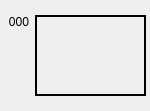
This is gui/SlidePrev.ui in acroper/BeamerQt as Qt 5 draws it before an edit. The edited form follows.
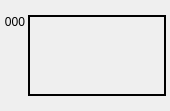
This is the edited form. Icons and pictures are not drawn.

Commit message: Updated configurator interface

What changed in the file:
```diff
--- a/gui/SlidePrev.ui
+++ b/gui/SlidePrev.ui
@@ -6,7 +6,7 @@
    <rect>
     <x>0</x>
     <y>0</y>
-    <width>150</width>
+    <width>170</width>
     <height>111</height>
    </rect>
   </property>
@@ -59,8 +59,11 @@
       <number>0</number>
      </property>
      <layout class="QHBoxLayout" name="horizontalLayout">
+      <property name="spacing">
+       <number>3</number>
+      </property>
       <property name="leftMargin">
-       <number>4</number>
+       <number>0</number>
       </property>
       <property name="topMargin">
        <number>4</number>
```
The commit also changes 7 other files.
